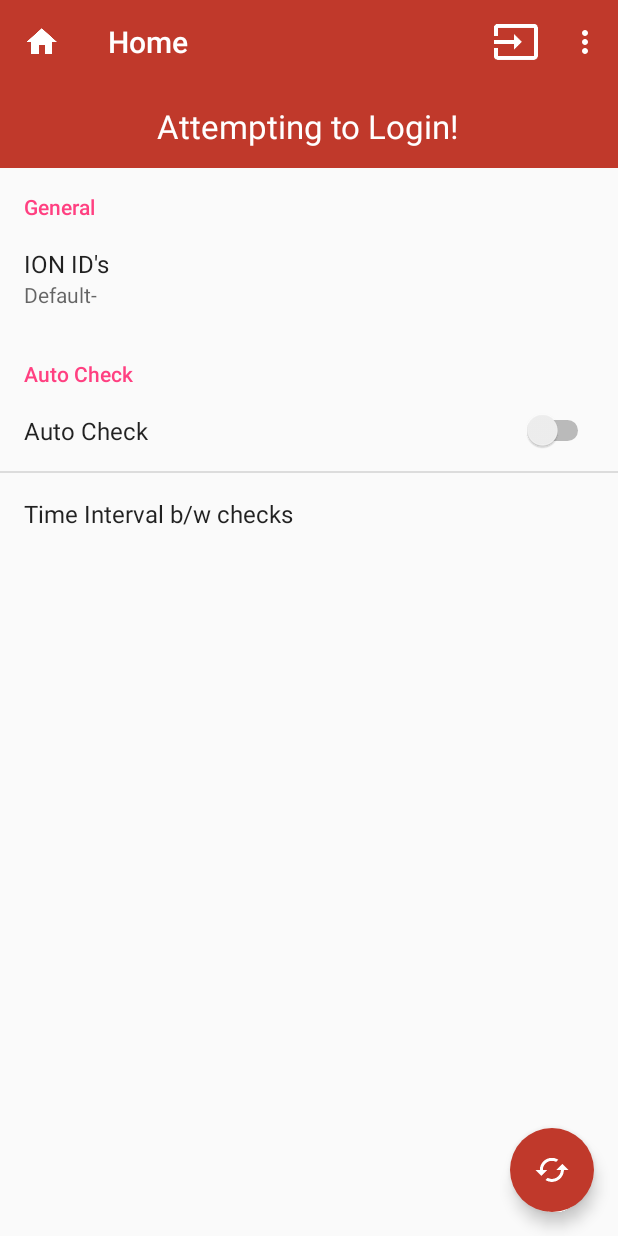
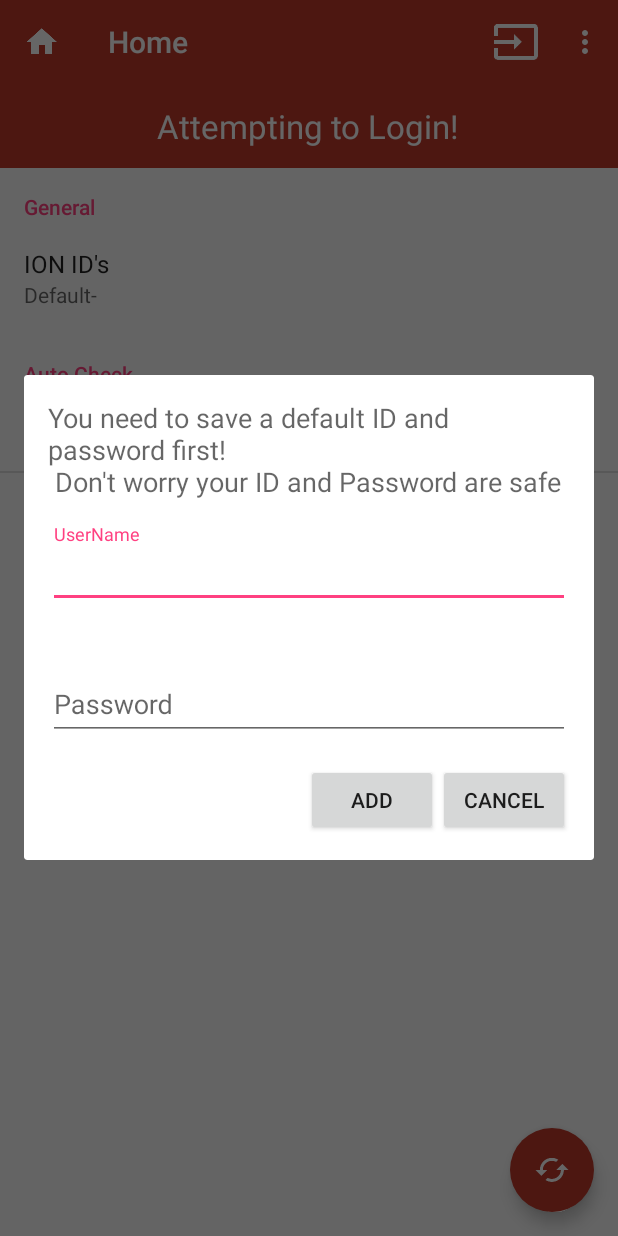
Before and after one commit to kunall17/IONAutoLogin, an Android app: the screen it shows after launch (MainActivity), in the options menu, after a tap on "Contact", on a phone screen of 412 x 824 dp. Run offline under Robolectric (Android 15) with nearby library versions, the phone set to English and light mode, and no system bars; libraries missing offline, so code that uses them is left out: com.squareup.okhttp.

Commit message:
Added help option, asks for default ID at the start.!

```diff
--- a/app/src/main/java/com/kunall17/ionautologin/MainActivity.java
+++ b/app/src/main/java/com/kunall17/ionautologin/MainActivity.java
@@ -6,6 +6,7 @@ import android.annotation.TargetApi;
 import android.app.Dialog;
 import android.content.BroadcastReceiver;
 import android.content.Context;
+import android.content.DialogInterface;
 import android.content.Intent;
 import android.content.IntentFilter;
 import android.content.res.ColorStateList;
@@ -21,6 +22,8 @@ import android.preference.Preference;
 import android.preference.PreferenceFragment;
 import android.preference.SwitchPreference;
 import android.support.design.widget.FloatingActionButton;
+import android.support.design.widget.TextInputLayout;
+import android.support.v7.app.AlertDialog;
 import android.support.v7.app.AppCompatActivity;
 import android.os.Bundle;
 import android.support.v7.widget.Toolbar;
@@ -41,7 +44,10 @@ import com.kunall17.ionautologin.Functions.LoginConstants;
 import com.kunall17.ionautologin.Functions.LoginThread;
 import com.kunall17.ionautologin.Functions.SQLiteDatabaseAdapter;
 import com.kunall17.ionautologin.Functions.SharedPreferencesClass;
+import com.kunall17.ionautologin.Functions.User;
 import com.kunall17.ionautologin.Functions.differentFunctions;
+
+import java.sql.SQLIntegrityConstraintViolationException;
 
 
 public class MainActivity extends AppCompatActivity {
@@ -85,6 +91,67 @@ public class MainActivity extends AppCompatActivity {
         } else {
             defaultUsername = "";
             log.addToLog("ID NOT FOUND");
+
+
+            final Dialog dialog = new Dialog(MainActivity.this);
+            dialog.setContentView(R.layout.custom_dialog);
+            dialog.setTitle("ION ID");
+            dialog.setCancelable(false);
+            final EditText username_et = (EditText) dialog.findViewById(R.id.userName_ET);
+            final EditText pass_et = (EditText) dialog.findViewById(R.id.pass_ET);
+            final TextView textView = (TextView) dialog.findViewById(R.id.textView);
+            textView.setText("You need to save a default ID and password first! \n Don't worry your ID and Password are safe");
+            Button cancel_btn = (Button) dialog.findViewById(R.id.cancel_btn);
+            Button save_btn = (Button) dialog.findViewById(R.id.save_btn);
+            final TextInputLayout user_til = (TextInputLayout) dialog.findViewById(R.id.name_txt_layout);
+            final TextInputLayout pass_til = (TextInputLayout) dialog.findViewById(R.id.pass_txt_layout);
+            // if button is clicked, close the custom dialog
+
+
+            cancel_btn.setOnClickListener(new View.OnClickListener() {
+                @Override
+                public void onClick(View v) {
+                    if (spc.getDefaultID() == "" || spc.getDefaultID() == null) {
+                        Toast.makeText(MainActivity.this, "You need to save a default ID first!", Toast.LENGTH_SHORT).show();
+                        return;
+                    }
+                    dialog.dismiss();
+                }
+            });
+
+            save_btn.setOnClickListener(new View.OnClickListener() {
+                @Override
+                public void onClick(View v) {
+                    if (username_et.getText().toString() == "") {
+                        user_til.setError("Enter UserName");
+                        return;
+                    }
+                    if (pass_et.getText().toString() == "") {
+                        pass_til.setError("Enter Password");
+                        return;
+                    }
+                    try {
+                        int a = databaseAdapter.insertData(username_et.getText().toString(), (pass_et.getText().toString()));
+                        System.out.println("long-" + a);
+                        if (a != -1) {
+                            spc.saveString(SharedPreferencesClass.SP_DEFAULT, username_et.getText().toString());
+                            log.addToLog("userAdded-" + username_et.getText().toString());
+                            defaultUsername = username_et.getText().toString();
+                            loginThread.changeCred(defaultUsername, defaultPassword);
+
+                            preferenceFragment.findPreference("studentID").setSummary("Default- " + username_et.getText().toString());
+                        }
+
+                    } catch (SQLIntegrityConstraintViolationException e) {
+                        Toast.makeText(MainActivity.this, "This ID already Found!", Toast.LENGTH_SHORT).show();
+                        username_et.setText("");
+                        pass_et.setText("");
+                    }
+                    Toast.makeText(MainActivity.this, "Saved!", Toast.LENGTH_SHORT).show();
+                    dialog.dismiss();
+                }
+            });
+            dialog.show();
         }
 
 
@@ -129,7 +196,8 @@ public class MainActivity extends AppCompatActivity {
 //        saveCredentials();
         color_red = getResources().getColor(R.color.not_connected_red);
         color_green = getResources().getColor(R.color.connected_green);
-        getFragmentManager().beginTransaction().replace(R.id.content_frame, new preferenceFragment()).commit();
+        preferenceFragment = new preferenceFragment();
+        getFragmentManager().beginTransaction().replace(R.id.content_frame, preferenceFragment).commit();
         fab.setOnClickListener(new View.OnClickListener() {
             @Override
             public void onClick(View view) {
@@ -146,6 +214,8 @@ public class MainActivity extends AppCompatActivity {
 
         }
     }
+
+    PreferenceFragment preferenceFragment;
 
     public void startedFromWidget() {
         final WifiManager wifiManager = (WifiManager) getSystemService(Context.WIFI_SERVICE);
@@ -298,6 +368,26 @@ public class MainActivity extends AppCompatActivity {
             startActivity(i);
         } else if (id == R.id.action_login) {
             loginThread.attemptToLogin();
+        } else if (id == R.id.action_help) {
+            final AlertDialog.Builder dlgAlert = new AlertDialog.Builder(this);
+            dlgAlert.setMessage("Three ways to login:-\n" +
+                    "\n" +
+                    "1. Add an widget to your homescreen which automatically turn's on the wifi if off and attempts to login with the default ID \n" +
+                    "\n" +
+                    "2. Press the bottom most circle button to check if internet working and then login\n" +
+                    "\n" +
+                    "3. Press the icon behind this menu then you can directly login!");
+            dlgAlert.setTitle("How to use?");
+            dlgAlert.setPositiveButton("OK", null);
+            dlgAlert.setCancelable(true);
+            dlgAlert.setPositiveButton("Ok",
+                    new DialogInterface.OnClickListener() {
+                        public void onClick(DialogInterface dialog, int which) {
+                            //dismiss the dialog
+                            dialog.dismiss();
+                        }
+                    });
+            dlgAlert.create().show();
         }
         return super.onOptionsItemSelected(item);
     }
@@ -355,7 +445,7 @@ public class MainActivity extends AppCompatActivity {
 
     @TargetApi(Build.VERSION_CODES.HONEYCOMB)
     public class preferenceFragment extends PreferenceFragment {
-        Preference IDPref;
+        public Preference IDPref;
         SwitchPreference sp_autocheck;
         ListPreference lp;
         SwitchPreference check_wifi;
@@ -369,6 +459,7 @@ public class MainActivity extends AppCompatActivity {
             setHasOptionsMenu(true);
 
             IDPref = findPreference("studentID");
+
 
             check_list = (ListPreference) findPreference("check_list");
             sp_autocheck = (SwitchPreference) findPreference("check_enabled");
@@ -385,7 +476,7 @@ public class MainActivity extends AppCompatActivity {
             sp_autocheck.setOnPreferenceChangeListener(new Preference.OnPreferenceChangeListener() {
                 @Override
                 public boolean onPreferenceChange(Preference preference, Object o) {
-                    if (sp_autocheck.isChecked()) {
+                    if (!sp_autocheck.isChecked()) {
                         check_list.setEnabled(true);
                         startTimer();
                     } else {
@@ -428,13 +519,13 @@ public class MainActivity extends AppCompatActivity {
         @Override
         public void onResume() {
             super.onResume();
-            saveCredentials();
+//            saveCredentials();
             loginThread.changeCred(defaultUsername, defaultPassword);
             IDPref.setSummary("Default- " + spc.getDefaultID());
 
         }
 
-        private void getAndSetDefaults() {
+        public void getAndSetDefaults() {
             if (spc.getDefaultID() != null && databaseAdapter.ifUserNameExists(spc.getDefaultID())) {
                 IDPref.setSummary("Default- " + spc.getDefaultID());
             }
--- a/app/src/main/res/menu/menu.xml
+++ b/app/src/main/res/menu/menu.xml
@@ -22,6 +22,11 @@
     <!--app:showAsAction="never" />-->
 
     <item
+        android:id="@+id/action_help"
+        android:orderInCategory="100"
+        android:title="Help"
+        app:showAsAction="never" />
+    <item
         android:id="@+id/action_contact"
         android:autoLink="web|email"
         android:orderInCategory="100"
--- a/app/src/main/res/values/strings.xml
+++ b/app/src/main/res/values/strings.xml
@@ -1,5 +1,5 @@
 <resources>
-    <string name="app_name">LoginAutomatically</string>
+    <string name="app_name">ION AutoLogin</string>
     <string name="title_activity_main">ION Auto Login</string>
     <string name="title_activity_main2">Main2Activity</string>
     <string name="title_activity_settings">Settings</string>
--- a/app/src/main/res/xml/pref_settings.xml
+++ b/app/src/main/res/xml/pref_settings.xml
@@ -18,11 +18,12 @@
             android:title="Auto Check" />
         <!--TODO in V2-->
         <!--<SwitchPreference-->
-            <!--android:defaultValue="false"-->
-            <!--android:key="check_wifi"-->
-            <!--android:title="Login On Wifi Changes" />-->
+        <!--android:defaultValue="false"-->
+        <!--android:key="check_wifi"-->
+        <!--android:title="Login On Wifi Changes" />-->
         <ListPreference
             android:defaultValue="2"
+            android:enabled="false"
             android:entries="@array/check_timeInterval"
             android:entryValues="@array/check_timeInterval_values"
             android:key="check_list"
```
